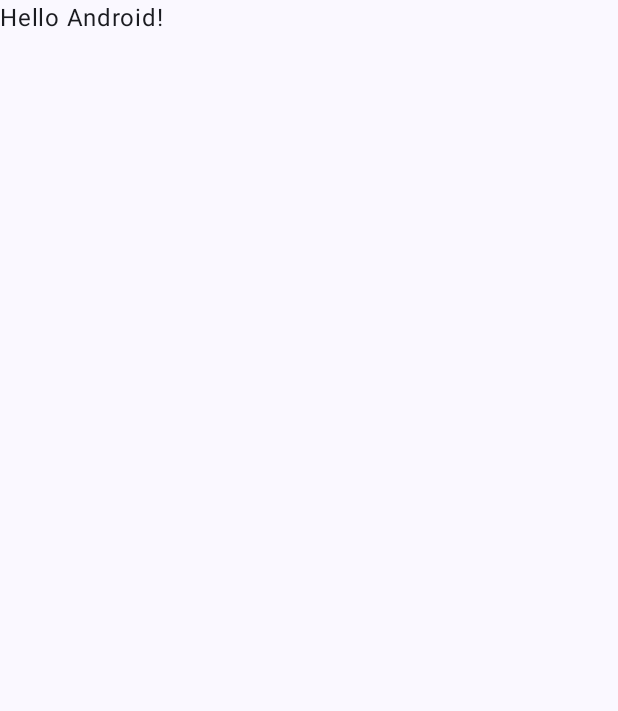
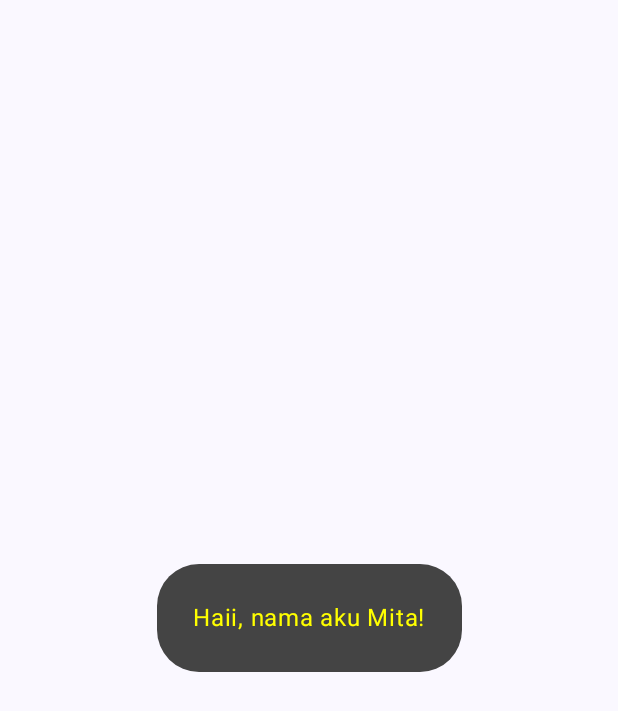
Before and after one commit to shelomitaa20/testingKotlin, an Android app built with Jetpack Compose: the screen it shows after launch (MainActivity), on a phone screen of 412 x 824 dp. Before the commit the part shown is almost empty. Shown: the top 711 px of the screen. Run offline under Robolectric (Android 15) with nearby library versions, the phone set to English and light mode, and no system bars.

Commit message:
update main

```diff
--- a/app/src/main/java/com/example/test1/MainActivity.kt
+++ b/app/src/main/java/com/example/test1/MainActivity.kt
@@ -4,22 +4,28 @@ import android.os.Bundle
 import androidx.activity.ComponentActivity
 import androidx.activity.compose.setContent
 import androidx.compose.foundation.layout.fillMaxSize
+import androidx.compose.foundation.layout.padding
 import androidx.compose.material3.MaterialTheme
 import androidx.compose.material3.Surface
 import androidx.compose.material3.Text
 import androidx.compose.runtime.Composable
 import androidx.compose.ui.Modifier
+import androidx.compose.ui.graphics.Color
 import androidx.compose.ui.tooling.preview.Preview
+import androidx.compose.ui.unit.dp
 import com.example.test1.ui.theme.Test1Theme
+import androidx.compose.ui.Alignment
+import androidx.compose.foundation.layout.Box
+
 
 class MainActivity : ComponentActivity() {
-    override fun onCreate(savedInstanceState: Bundle?) {
+    override fun onCreate(savedInstanceState: Bundle?) { //main
         super.onCreate(savedInstanceState)
         setContent {
             Test1Theme {
                 // A surface container using the 'background' color from the theme
                 Surface(modifier = Modifier.fillMaxSize(), color = MaterialTheme.colorScheme.background) {
-                    Greeting("Android")
+                    Greeting("Mita")
                 }
             }
         }
@@ -28,13 +34,25 @@ class MainActivity : ComponentActivity() {
 
 @Composable
 fun Greeting(name: String, modifier: Modifier = Modifier) {
-    Text(
-            text = "Hello $name!",
-            modifier = modifier
-    )
+    Box(
+        modifier = modifier.fillMaxSize(),
+        contentAlignment = Alignment.Center
+    ) {
+        Surface(
+            color = Color.DarkGray,
+            modifier = Modifier.padding(32.dp),
+            shape = MaterialTheme.shapes.extraLarge
+        ) {
+            Text(
+                text = "Haii, nama aku $name!",
+                modifier = Modifier.padding(24.dp),
+                color = Color.Yellow
+            )
+        }
+    }
 }
 
-@Preview(showBackground = true)
+@Preview(showBackground = true) //true berarti akan menampilkan background
 @Composable
 fun GreetingPreview() {
     Test1Theme {
```
